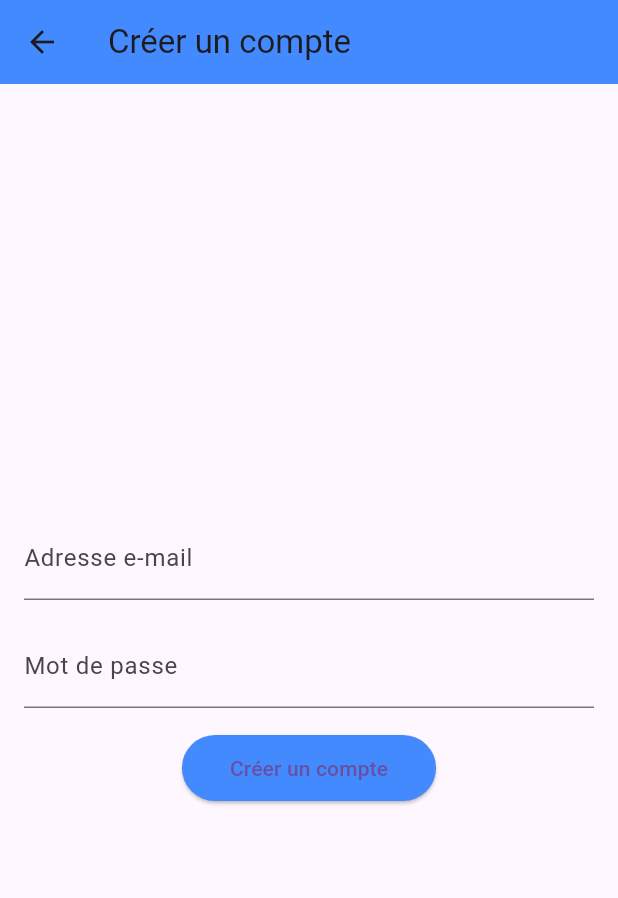
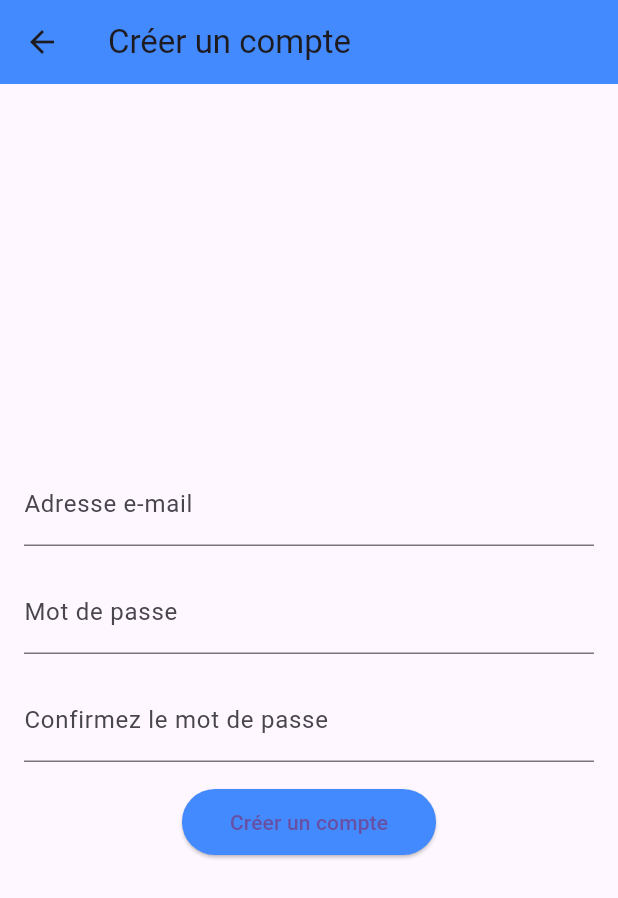
Before and after one commit to charlesmestdag/mobile, a Flutter app: the SignupScreen screen opened directly, on a phone screen of 412 x 824 dp. Shown: the top 898 px of the screen. Run offline on Flutter 3.47's test engine with Material 3 defaults, Android fonts, the light colour scheme and no system bars; our stand-ins replace cloud_firestore, equatable, firebase_auth, firebase_core, flutter_bloc, flutter_local_notifications and 4 more; accounts and stored records are empty.

Commit message:
CREATE USER CONFIRM MDP

```diff
--- a/lib/blocs/login/login_bloc.dart
+++ b/lib/blocs/login/login_bloc.dart
@@ -26,9 +26,12 @@ class LoginBloc extends Bloc<LoginEvent, LoginState> {
     }
   }
 
+
   @override
   Future<void> close() {
     // Fermez les streams ou autres ressources si nécessaire
     return super.close();
   }
+
+
 }
--- a/lib/blocs/signup/signup_event.dart
+++ b/lib/blocs/signup/signup_event.dart
@@ -5,6 +5,11 @@ abstract class SignupEvent {}
 class SignupButtonPressed extends SignupEvent {
   final String email;
   final String password;
+  final String confirmPassword;
 
-  SignupButtonPressed({required this.email, required this.password});
+  SignupButtonPressed({
+    required this.email,
+    required this.password,
+    required this.confirmPassword,
+  });
 }
--- a/lib/screens/signup_screen.dart
+++ b/lib/screens/signup_screen.dart
@@ -16,13 +16,19 @@ class SignupScreen extends StatefulWidget {
 class _SignupScreenState extends State<SignupScreen> {
   final TextEditingController emailController = TextEditingController();
   final TextEditingController passwordController = TextEditingController();
+  final TextEditingController confirmPasswordController = TextEditingController();
 
   void _onSignupButtonPressed() {
     final email = emailController.text.trim();
     final password = passwordController.text.trim();
+    final confirmPassword = confirmPasswordController.text.trim();
 
     context.read<SignupBloc>().add(
-      SignupButtonPressed(email: email, password: password),
+      SignupButtonPressed(
+        email: email,
+        password: password,
+        confirmPassword: confirmPassword,
+      ),
     );
   }
 
@@ -69,6 +75,13 @@ class _SignupScreenState extends State<SignupScreen> {
                     obscureText: true,
                   ),
                   const SizedBox(height: 16),
+                  TextField(
+                    controller: confirmPasswordController,
+                    decoration: const InputDecoration(
+                        labelText: 'Confirmez le mot de passe'),
+                    obscureText: true,
+                  ),
+                  const SizedBox(height: 16),
                   ElevatedButton(
                     onPressed: _onSignupButtonPressed,
                     style: ElevatedButton.styleFrom(
```
Also changed, not shown: lib/blocs/signup/signup_bloc.dart (+20 -6 lines).
